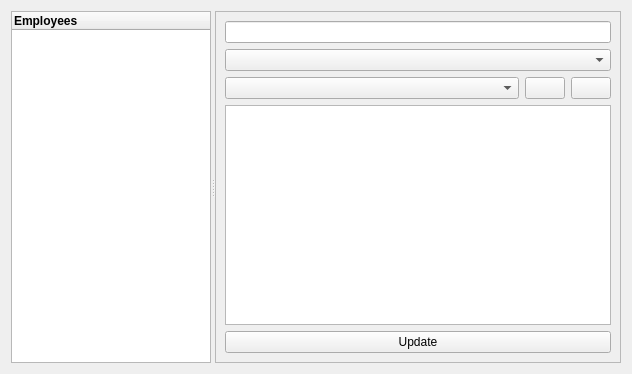
Before: the Qt Designer form AlShifts/employeeeditorform.ui in nzarko/qalshifts, drawn with Qt 5.
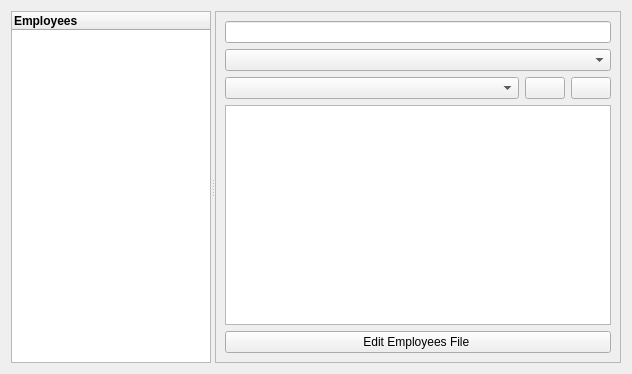
After: the same form once the commit is applied. Icons and pictures are not drawn. Custom widgets are drawn as their Qt base class.

```diff
--- a/AlShifts/employeeeditorform.ui
+++ b/AlShifts/employeeeditorform.ui
@@ -148,7 +148,7 @@
            <item>
             <widget class="QPushButton" name="updateBtn">
              <property name="text">
-              <string>Update</string>
+              <string>Edit Employees File </string>
              </property>
              <property name="icon">
               <iconset resource="resources.qrc">
```
Left out of the diff: 10 changed lines with no effect on the pictures.
